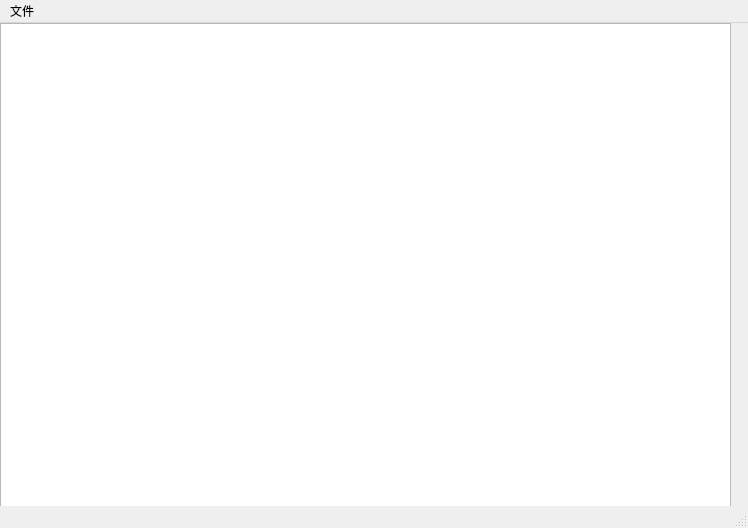
First picture: the form in src/kr/app/gui/mainwindow.ui, repository blackkaiserxjc/xresbuilder, before the edit.
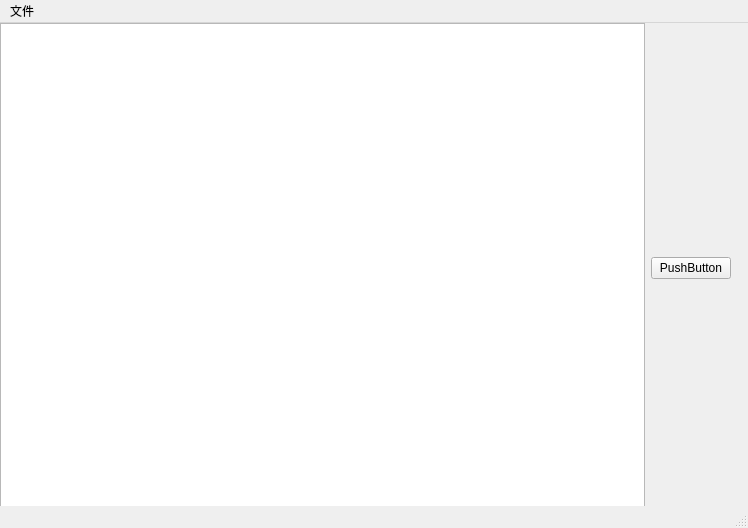
Second picture: the form after the edit.

What changed in the file:
```diff
--- a/src/kr/app/gui/mainwindow.ui
+++ b/src/kr/app/gui/mainwindow.ui
@@ -27,6 +27,13 @@
      <item>
       <widget class="QTreeView" name="treeView"/>
      </item>
+     <item>
+      <widget class="QPushButton" name="pushButton">
+       <property name="text">
+        <string>PushButton</string>
+       </property>
+      </widget>
+     </item>
     </layout>
    </widget>
   </widget>
```
Left out of the diff: 2 changed lines with no effect on the pictures.
